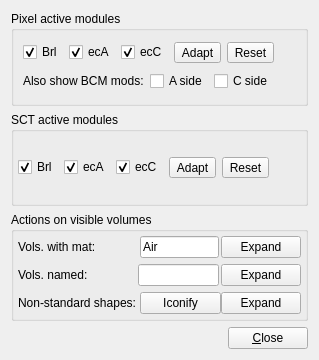
Above: graphics/VP1/VP1Systems/VP1GeometrySystems/src/settings_misc_form.ui from rolandjansky/athena before the change. Below: the same form after it.
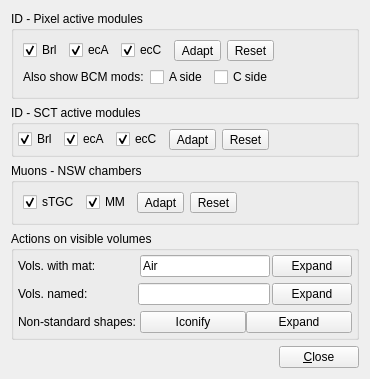
That is the form after the change.

Commit message: fixed VP1 jO for NSW; fixed GeoFlags and JobConfig for NSW; fixed save/restore; added 'Misc.' checkboxes for sTGC and MM

```diff
--- a/graphics/VP1/VP1Systems/VP1GeometrySystems/src/settings_misc_form.ui
+++ b/graphics/VP1/VP1Systems/VP1GeometrySystems/src/settings_misc_form.ui
@@ -1,11 +1,11 @@
 <ui version="4.0" >
  <class>GeoSysSettingsMiscForm</class>
- <widget class="QWidget" name="GeoSysSettingsMiscForm" >
-  <property name="geometry" >
+ <widget class="QWidget" name="GeoSysSettingsMiscForm">
+  <property name="geometry">
    <rect>
     <x>0</x>
     <y>0</y>
-    <width>319</width>
+    <width>370</width>
     <height>360</height>
    </rect>
   </property>
@@ -14,9 +14,9 @@
   </property>
   <layout class="QVBoxLayout" name="verticalLayout_2" >
    <item>
-    <widget class="QGroupBox" name="groupBox_pixelactivemodules" >
-     <property name="title" >
-      <string>Pixel active modules</string>
+    <widget class="QGroupBox" name="groupBox_pixelactivemodules">
+     <property name="title">
+      <string>ID - Pixel active modules</string>
      </property>
      <layout class="QHBoxLayout" name="horizontalLayout_3" >
       <item>
@@ -139,12 +139,21 @@
     </widget>
    </item>
    <item>
-    <widget class="QGroupBox" name="groupBox_sctactivemodules" >
-     <property name="title" >
-      <string>SCT active modules</string>
+    <widget class="QGroupBox" name="groupBox_sctactivemodules">
+     <property name="title">
+      <string>ID - SCT active modules</string>
      </property>
-     <layout class="QHBoxLayout" name="_3" >
-      <property name="margin" >
+     <layout class="QHBoxLayout" name="_3">
+      <property name="leftMargin">
+       <number>4</number>
+      </property>
+      <property name="topMargin">
+       <number>4</number>
+      </property>
+      <property name="rightMargin">
+       <number>4</number>
+      </property>
+      <property name="bottomMargin">
        <number>4</number>
       </property>
       <item>
@@ -212,20 +221,95 @@
     </widget>
    </item>
    <item>
-    <widget class="QGroupBox" name="groupBox" >
-     <property name="title" >
+    <widget class="QGroupBox" name="groupBox_show_NSW_chambers">
+     <property name="title">
+      <string>Muons - NSW chambers</string>
+     </property>
+     <layout class="QHBoxLayout" name="horizontalLayout_5">
+      <item>
+       <layout class="QHBoxLayout" name="horizontalLayout_4">
+        <item>
+         <widget class="QCheckBox" name="checkBox_NSW_sTGC">
+          <property name="toolTip">
+           <string>Show the NSW sTGC chambers</string>
+          </property>
+          <property name="text">
+           <string>sTGC</string>
+          </property>
+          <property name="checked">
+           <bool>true</bool>
+          </property>
+         </widget>
+        </item>
+        <item>
+         <widget class="QCheckBox" name="checkBox_NSW_MM">
+          <property name="toolTip">
+           <string>Show the NSW MicroMegas chambers</string>
+          </property>
+          <property name="text">
+           <string>MM</string>
+          </property>
+          <property name="checked">
+           <bool>true</bool>
+          </property>
+         </widget>
+        </item>
+        <item>
+         <widget class="QToolButton" name="toolButton_nswchambers_adapt">
+          <property name="text">
+           <string>Adapt</string>
+          </property>
+         </widget>
+        </item>
+        <item>
+         <widget class="QToolButton" name="toolButton_nswchambers_reset">
+          <property name="text">
+           <string>Reset</string>
+          </property>
+         </widget>
+        </item>
+        <item>
+         <spacer name="horizontalSpacer_3">
+          <property name="orientation">
+           <enum>Qt::Horizontal</enum>
+          </property>
+          <property name="sizeHint" stdset="0">
+           <size>
+            <width>40</width>
+            <height>20</height>
+           </size>
+          </property>
+         </spacer>
+        </item>
+       </layout>
+      </item>
+     </layout>
+    </widget>
+   </item>
+   <item>
+    <widget class="QGroupBox" name="groupBox">
+     <property name="title">
       <string>Actions on visible volumes</string>
      </property>
-     <layout class="QGridLayout" name="_5" >
-      <property name="horizontalSpacing" >
+     <layout class="QGridLayout" name="_5">
+      <property name="leftMargin">
+       <number>4</number>
+      </property>
+      <property name="topMargin">
+       <number>4</number>
+      </property>
+      <property name="rightMargin">
+       <number>4</number>
+      </property>
+      <property name="bottomMargin">
+       <number>4</number>
+      </property>
+      <property name="horizontalSpacing">
        <number>2</number>
       </property>
-      <property name="margin" >
-       <number>4</number>
-      </property>
-      <item row="0" column="0" colspan="2" >
-       <widget class="QLabel" name="label_7" >
-        <property name="text" >
+      <item row="0" column="0" colspan="2">
+       <widget class="QLabel" name="label_7">
+        <property name="text">
          <string>Vols. with mat:</string>
         </property>
        </widget>
```
Left out of the diff: 183 changed lines with no effect on the pictures. The commit also changes 16 other files.
